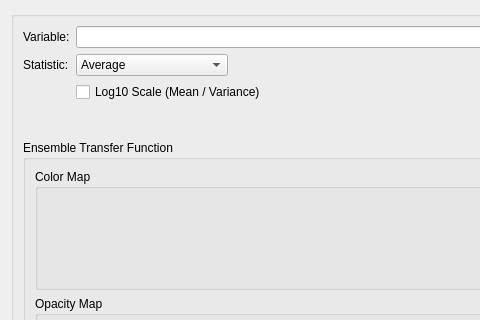
Qt form Client/Widgets/EnsembleTransferFunctionEditor.ui (CCSEPBVR/CS-IS-PBVR) before a commit; both pictures show x 0 to 480 and y 0 to 320 of the 600 by 721 pixel window.
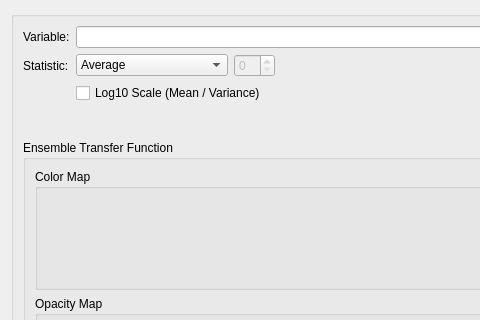
The same form after that commit. Custom widgets are drawn as their Qt base class.

Commit message:
アンサンブルメンバーの選択UIをスピンボックス方式にする
メンバー数が多いとき(実測100)にコンボボックスの Member 項目が
スクロールしきれないため、Member N 個の項目をやめ、
「Member」1項目＋QSpinBox による番号指定に変える。
コンボボックスは統計量3項目＋Member の固定構成になり、
メンバー数(〜1000)に依存しない。

- 「Member」項目は itemData = MemberEntryItemData(-2) で識別し、
  メンバー番号はスピンボックス(範囲 0..N-1、表示 "24 / 99")が持つ
- スピンボックスは Member 選択中のみ有効。数値入力でのジャンプと
  ▲▼での順送りができる。番号変更で送信はせず、従来どおり Apply 時に
  selectedStatistic() が "member:N" を返す(送信経路・サーバーは不変)
- member:N の受信復元は findData(N) をやめ、範囲チェック＋
  スピンボックスへの設定に変える
- 非アンサンブル接続時(NumEnsemble なし/0)はスピンボックスを非表示

Diff of the .ui file:
```diff
--- a/Client/Widgets/EnsembleTransferFunctionEditor.ui
+++ b/Client/Widgets/EnsembleTransferFunctionEditor.ui
@@ -63,6 +63,16 @@
             </item>
            </widget>
           </item>
+          <item>
+           <widget class="QSpinBox" name="m_member_spin_box">
+            <property name="enabled">
+             <bool>false</bool>
+            </property>
+            <property name="toolTip">
+             <string>Ensemble member ID</string>
+            </property>
+           </widget>
+          </item>
           <item>
            <spacer name="m_statistics_right_spacer">
             <property name="orientation">
```
The commit also changes 1 other file.
